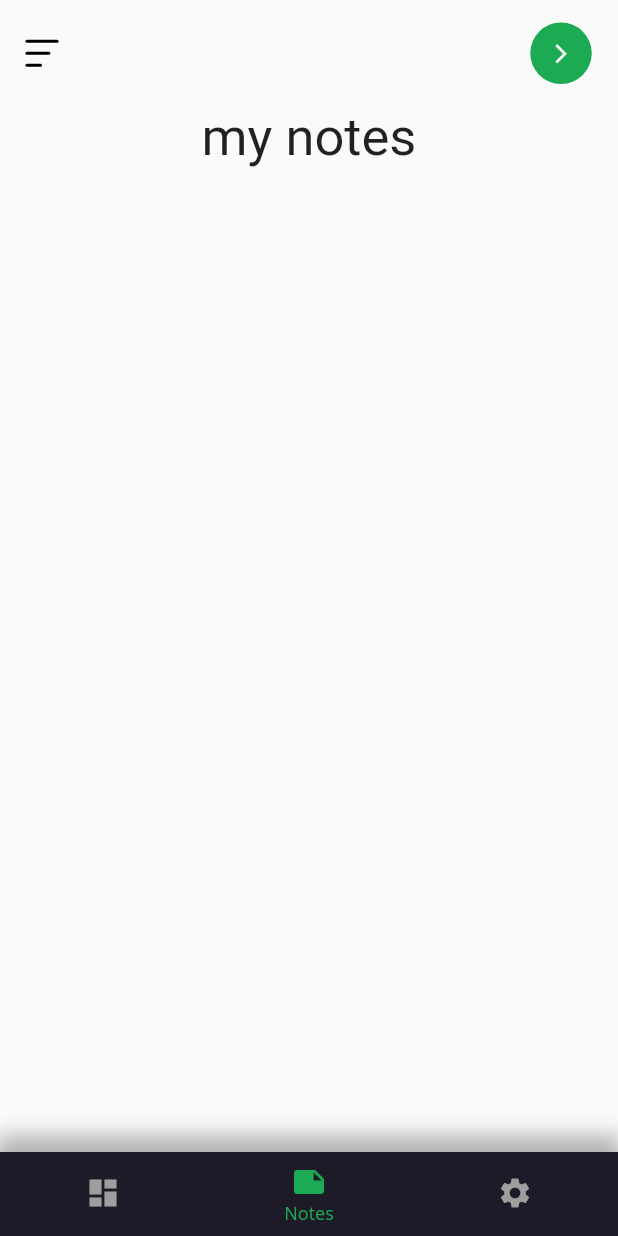
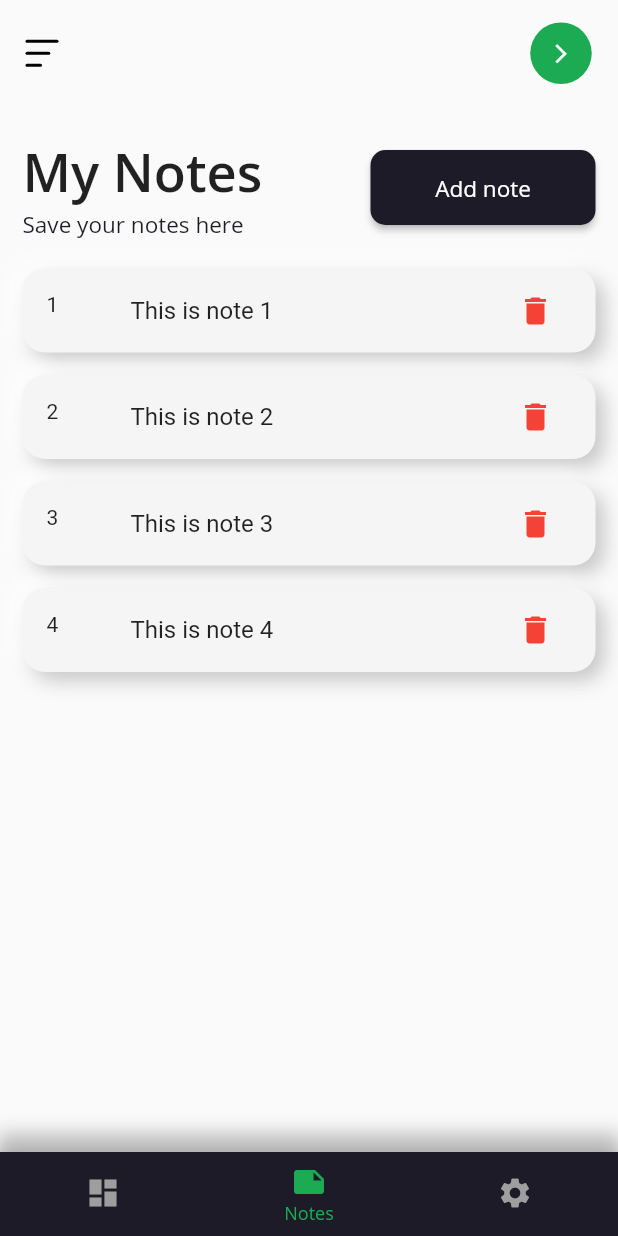
Before and after one commit to bot1001/AI-Birdie, a Flutter app: the screen it shows after launch, item 2 of the bottom bar chosen, on a phone screen of 412 x 824 dp. Run offline on Flutter 3.47's test engine with Material 2 defaults, Android fonts, the phone set to English and light mode, and no system bars; our stand-ins replace audioplayers, camera, datetime_picker_formfield, file_picker, font_awesome_flutter, geolocator and 4 more; missing offline and left inert: flutter_animation_set, flutter_audio_recorder, flutter_email_sender, flutter_timer, grpc, protobuf.

Commit message:
Notes work started

```diff
--- a/lib/constants.dart
+++ b/lib/constants.dart
@@ -20,7 +20,7 @@ final TextStyle level1 = TextStyle(
 final TextStyle level1w = TextStyle(
   color: Colors.white,
   fontSize: 15,
-  // fontFamily: 'M_medium'
+  fontFamily: 'OS_regular'
 );
 
 final TextStyle level2 = TextStyle(
@@ -42,6 +42,11 @@ final TextStyle level2w = TextStyle(
   color: Colors.white,
   fontFamily: 'OS_regular'
 );
+final TextStyle level2softg = TextStyle(
+  fontSize: 25,
+  color: softGreen,
+  fontFamily: 'OS_regular'
+);
 
 final TextStyle level2softdp = TextStyle(
   fontSize: 15,
@@ -49,11 +54,6 @@ final TextStyle level2softdp = TextStyle(
   color: darkPurple
 );
 
-final TextStyle level2softg = TextStyle(
-  fontSize: 15,
-  fontFamily: 'OS_regular',
-  color: softGreen
-);
 
 final TextStyle level2softw = TextStyle(
   fontSize: 15,
--- a/lib/main.dart
+++ b/lib/main.dart
@@ -1,5 +1,7 @@
 // import 'dart:io';
 
+// import 'package:aibirdie/constants.dart';
+import 'package:aibirdie/constants.dart';
 import 'package:aibirdie/screens/landing_page.dart';
 import 'package:camera/camera.dart';
 import 'package:flutter/material.dart';
@@ -21,7 +23,10 @@ class MyApp extends StatelessWidget {
   Widget build(BuildContext context) {
     return MaterialApp(
       title: 'AI Birdie',
-      theme: ThemeData(),
+      theme: ThemeData(
+        // primarySwatch: Color(0xff1D1B27),
+        primaryColor: darkPurple
+      ),
       home: LandingPage(cameras),
       debugShowCheckedModeBanner: false,
     );
--- a/lib/screens/dash.dart
+++ b/lib/screens/dash.dart
@@ -42,7 +42,7 @@ class _DashState extends State<Dash> with SingleTickerProviderStateMixin {
       crossAxisAlignment: CrossAxisAlignment.start,
       children: <Widget>[
         Padding(
-          padding: EdgeInsets.only(top: 20, bottom: 20),
+          padding: EdgeInsets.symmetric(vertical: 20),
           child: Column(
             crossAxisAlignment: CrossAxisAlignment.start,
             children: <Widget>[
--- a/lib/screens/my_notes.dart
+++ b/lib/screens/my_notes.dart
@@ -1,3 +1,6 @@
+
+import 'package:aibirdie/constants.dart';
+// import 'package:aibirdie/screens/add_note.dart';
 import 'package:flutter/material.dart';
 
 class MyNotes extends StatefulWidget {
@@ -6,15 +9,162 @@ class MyNotes extends StatefulWidget {
 }
 
 class _MyNotesState extends State<MyNotes> {
+
+  String _textInput;
+
+  var _notes = [
+    "This is note 1",
+    "This is note 2",
+    "This is note 3",
+    "This is note 4",
+
+  ];
+
+  @override
+  void initState() {
+    super.initState();
+  }
+
+  // int _notesCount;
+
   @override
   Widget build(BuildContext context) {
-    return Container(
-      child: Center(
-        child: Text("my notes", style: TextStyle(
-          fontSize: 35
-        ),),
+    return Column(
+      crossAxisAlignment: CrossAxisAlignment.start,
+      children: <Widget>[
+        Padding(
+          padding: EdgeInsets.symmetric(vertical: 20),
+          child: Row(
+            crossAxisAlignment: CrossAxisAlignment.center,
+            mainAxisAlignment: MainAxisAlignment.spaceBetween,
+            children: <Widget>[
+              Column(
+                crossAxisAlignment: CrossAxisAlignment.start,
+                children: <Widget>[
+                  Text(
+                    "My Notes",
+                    style: TextStyle(fontSize: 35, fontFamily: 'OS_semi_bold'),
+                  ),
+                  Text("Save your notes here", style: level2softdp),
+                ],
+              ),
+              Container(
+                height: 50,
+                width: 150,
+                decoration: BoxDecoration(),
+                child: RaisedButton(
+                  color: darkPurple,
+                  shape: RoundedRectangleBorder(
+                      borderRadius: BorderRadius.circular(10)),
+                  onPressed: () {
+                    showModalBottomSheet(
+                      context: context,
+                      builder: (context){
+                        return Container(
+      color: Color(0xFF757575),
+
+      child: Container(
+        padding: EdgeInsets.symmetric(vertical: 20, horizontal: 40),
+        decoration: BoxDecoration(
+          color: Colors.white,
+          borderRadius: BorderRadius.only(
+              topLeft: Radius.circular(20), topRight: Radius.circular(20)),
+        ),
+        child: Column(
+          crossAxisAlignment: CrossAxisAlignment.stretch,
+          children: <Widget>[
+            Text(
+              'Make a note',
+              textAlign: TextAlign.center,
+              style: level2softdp.copyWith(fontSize: 30),
+            ),
+            TextField(
+              textAlign: TextAlign.center,
+              style: level2softdp,
+              cursorColor: darkPurple,
+              decoration: InputDecoration(
+                hintText: "Write something here"),
+                onChanged: ((newText)=> setState(()  => _textInput = newText)           ),
+            ),
+            SizedBox(
+              height: 20,
+            ),
+
+            RaisedButton(
+              shape: RoundedRectangleBorder(borderRadius: BorderRadius.circular(15)),
+              onPressed: () {
+                print(_textInput);
+              },
+              padding: EdgeInsets.symmetric(vertical: 15),
+              color: softGreen,
+              child: Text(
+                "Add",
+                style: level1w.copyWith(fontSize: 15),
+              ),
+            )
+          ],
+        ),
       ),
+    );
+                      },
+                    );
+                  },
+                  child: Text(
+                    "Add note",
+                    style: level2softw,
+                  ),
+                ),
+              ),
+            ],
+          ),
+        ),
 
+        Container(
+          child: ListView.builder(
+            shrinkWrap: true,
+            physics: NeverScrollableScrollPhysics(),
+            itemCount: _notes.length,
+            itemBuilder: (BuildContext context, int index){
+              return         Container(
+                margin: EdgeInsets.only(bottom: 15),
+          // height: 300,
+          decoration: BoxDecoration(
+            color: Color(0xfff5f5f5),
+            boxShadow: [
+              BoxShadow(
+                offset: Offset(-6.00, -6.00),
+                color: Color(0xffffffff).withOpacity(0.80),
+                blurRadius: 10,
+              ),
+              BoxShadow(
+                offset: Offset(6.00, 6.00),
+                color: Color(0xff000000).withOpacity(0.20),
+                blurRadius: 10,
+              ),
+            ],
+            borderRadius: BorderRadius.circular(15.00),
+          ),
+
+          child: ListTile(
+            leading: Text("${index+1}"),
+            title: Text(_notes[index]),
+            trailing: IconButton(
+              icon: Icon(Icons.delete, color: Colors.red,),
+              onPressed: (){
+                setState(() {
+                  _notes.removeAt(index);
+
+                });
+              },
+            ),
+          ),
+        );
+
+            },
+          ),
+        ),
+
+      ],
     );
   }
 }
--- a/lib/screens/soft_dashboard.dart
+++ b/lib/screens/soft_dashboard.dart
@@ -45,6 +45,7 @@ class _SoftDashboardState extends State<SoftDashboard>
   @override
   Widget build(BuildContext context) {
     return Scaffold(
+      // resizeToAvoidBottomInset: false,
       appBar: AppBar(
         backgroundColor: Color(0xfffafafa),
         elevation: 0.0,
@@ -211,43 +212,6 @@ class _SoftDashboardState extends State<SoftDashboard>
             // color: darkPurple,
           ),
 
-/*
-
-TabBar(
-          indicatorColor: softGreen,
-          // indicator: CircleTabIndicator(color: softGreen, radius: 3),
-          onTap: (index) {
-            setState(() {
-              _selectedPage = index;
-            });
-          },
-
-          unselectedLabelColor: Colors.grey,
-          labelColor: softGreen,
-          controller: controller,
-          tabs: <Widget>[
-            Tab(
-              icon: Icon(Icons.dashboard),
-              text: "Dashboard",
-            ),
-            Tab(
-              icon: Icon(Icons.note),
-              text: "Notes",
-              // child: SizedBox(height: currentTabIndex == 1 ? 10 : 0,),
-            ),
-            Tab(
-              icon: Icon(Icons.settings),
-              text: "Settings",
-              // child: SizedBox(height: currentTabIndex == 2 ? 10 : 0,),
-            ),
-          ],
-        ),
-
-
-
-
-
-*/
 
           child: BottomNavigationBar(
             backgroundColor: darkPurple,
--- a/pubspec.yaml
+++ b/pubspec.yaml
@@ -38,10 +38,12 @@ dependencies:
   share: ^0.6.3+5
   flutter_email_sender: ^2.2.2
   url_launcher: ^5.4.1
-  # swipedetector: ^1.2.0
   flutter_animation_set: ^0.0.4
   flutter_timer: ^0.0.6
   modal_progress_hud: ^0.1.3
+  shared_preferences: ^0.5.6+3
+
+
   grpc: ^2.1.3
   protobuf: ^1.0.1
 
```
Also changed, not shown: pubspec.lock, 1 other file.
